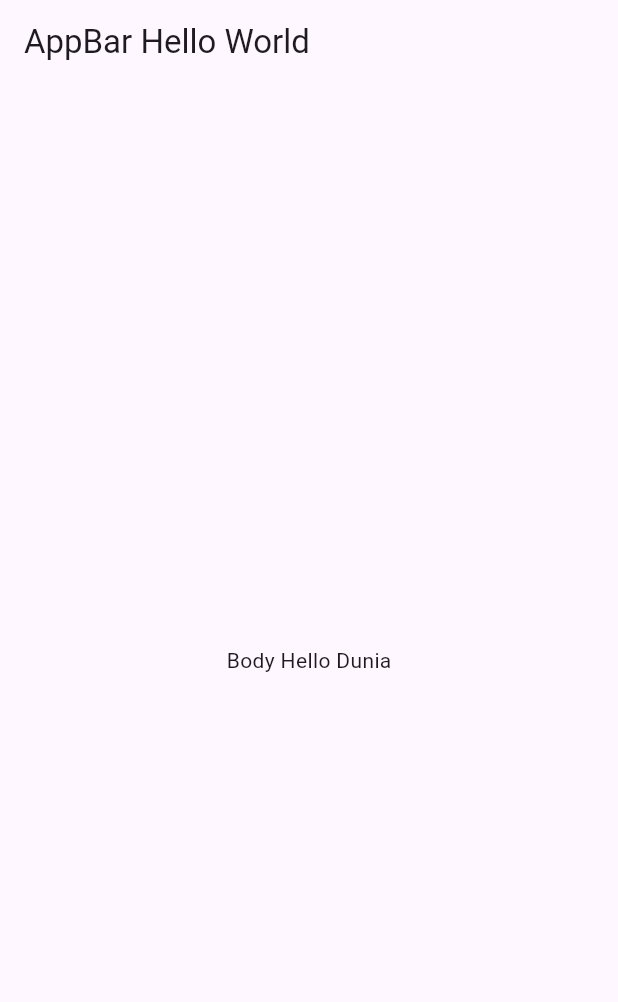
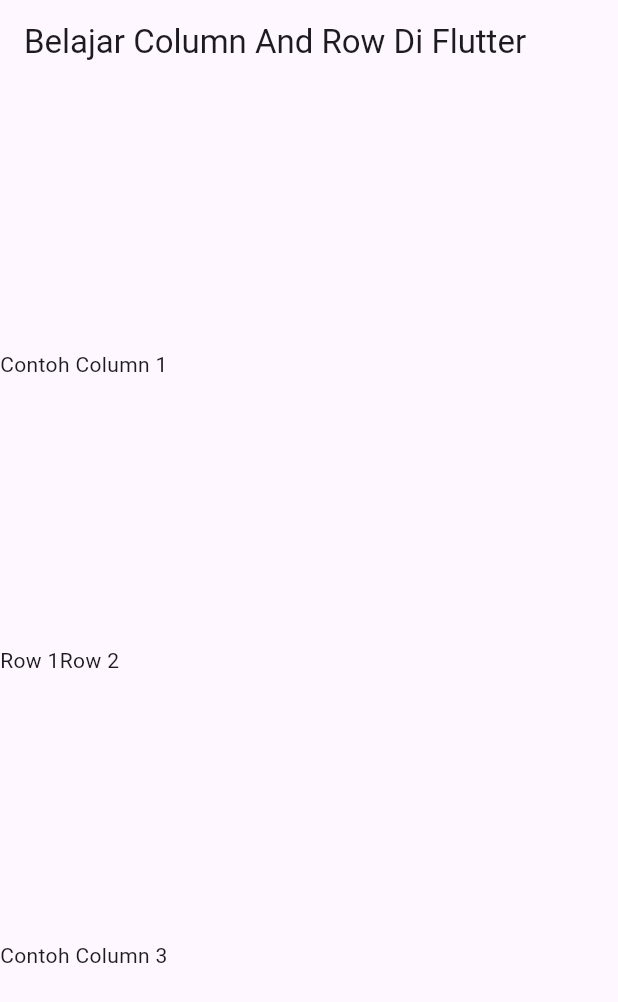
Before and after one commit to MYusron12/my-application-flutter, a Flutter app: the screen it shows after launch, on a phone screen of 412 x 824 dp. Shown: the top 1002 px of the screen. Run offline on Flutter 3.47's test engine with Material 3 defaults, Android fonts, the phone set to English and light mode, and no system bars.

Commit message:
belajar column dan row

```diff
--- /dev/null
+++ b/lib/belajar/column_and_row.dart
@@ -0,0 +1,53 @@
+import 'package:flutter/material.dart';
+
+class BelajarColumnAndRowWidget extends StatelessWidget {
+  const BelajarColumnAndRowWidget({super.key});
+
+  @override
+  Widget build(BuildContext context) {
+    return Scaffold(
+      appBar: AppBar(
+        title: const Text('Belajar Column And Row Di Flutter'),
+      ),
+      // body: const Column(
+      //   mainAxisAlignment: MainAxisAlignment.spaceEvenly,
+      //   crossAxisAlignment: CrossAxisAlignment.end,
+      //   children: [
+      //     Text('Contoh Column 1'),
+      //     Text('Contoh Column 2'),
+      //     Text('Contoh Column 3'),
+      //     Text('Contoh Column 4'),
+      //     Text('Contoh Column 5'),
+      //     Text('Contoh Column 6'),
+      //     Text('Contoh Column 7'),
+      //     Text('Contoh Column 8'),
+      //     Text('Contoh Column 9'),
+      //   ],
+      // ),
+      // body: const Row(
+      //   mainAxisAlignment: MainAxisAlignment.spaceEvenly,
+      //   crossAxisAlignment: CrossAxisAlignment.start,
+      //   children: [
+      //     Text('Contoh Row 1'),
+      //     Text('Contoh Row 2'),
+      //     Text('Contoh Row 3'),
+      //     Text('Contoh Row 4'),
+      //   ],
+      // ),
+      body: const Column(
+        mainAxisAlignment: MainAxisAlignment.spaceEvenly,
+        crossAxisAlignment: CrossAxisAlignment.start,
+        children: [
+          Text('Contoh Column 1'),
+          Row(
+            children: [
+              Text('Row 1'),
+              Text('Row 2'),
+            ],
+          ),
+          Text('Contoh Column 3'),
+        ],
+      ),
+    );
+  }
+}
--- a/lib/main.dart
+++ b/lib/main.dart
@@ -1,5 +1,6 @@
 import 'package:flutter/material.dart';
-import 'package:myapp/belajar/hello_world.dart';
+// import 'package:myapp/belajar/hello_world.dart';
+import 'package:myapp/belajar/column_and_row.dart';
 
 void main() {
   runApp(const MyApp());
@@ -11,7 +12,8 @@ class MyApp extends StatelessWidget {
   @override
   Widget build(BuildContext context) {
     return const MaterialApp(
-      home: HelloWorldPage(),
+      // home: HelloWorldPage(),
+      home: BelajarColumnAndRowWidget(),
     );
   }
 }
```
